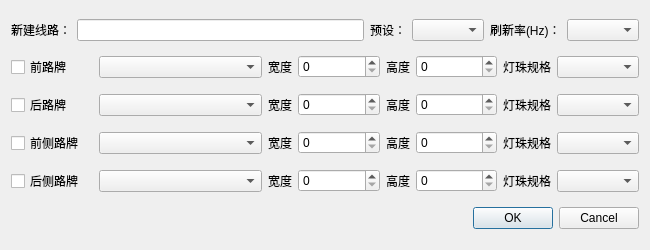
Above: QtWindows/NewALine.ui from Tao68a660f3/LED_Simulator before the change. Below: the same form after it.
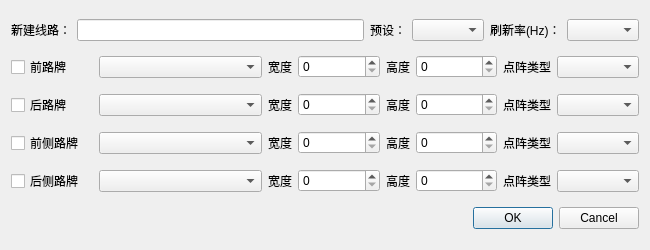
That is the form after the change.

```diff
--- a/QtWindows/NewALine.ui
+++ b/QtWindows/NewALine.ui
@@ -95,7 +95,7 @@
      <item>
       <widget class="QLabel" name="label_12">
        <property name="text">
-        <string>灯珠规格</string>
+        <string>点阵类型</string>
        </property>
       </widget>
      </item>
@@ -139,7 +139,7 @@
      <item>
       <widget class="QLabel" name="label_13">
        <property name="text">
-        <string>灯珠规格</string>
+        <string>点阵类型</string>
        </property>
       </widget>
      </item>
@@ -183,7 +183,7 @@
      <item>
       <widget class="QLabel" name="label_14">
        <property name="text">
-        <string>灯珠规格</string>
+        <string>点阵类型</string>
        </property>
       </widget>
      </item>
@@ -227,7 +227,7 @@
      <item>
       <widget class="QLabel" name="label_15">
        <property name="text">
-        <string>灯珠规格</string>
+        <string>点阵类型</string>
        </property>
       </widget>
      </item>
```
